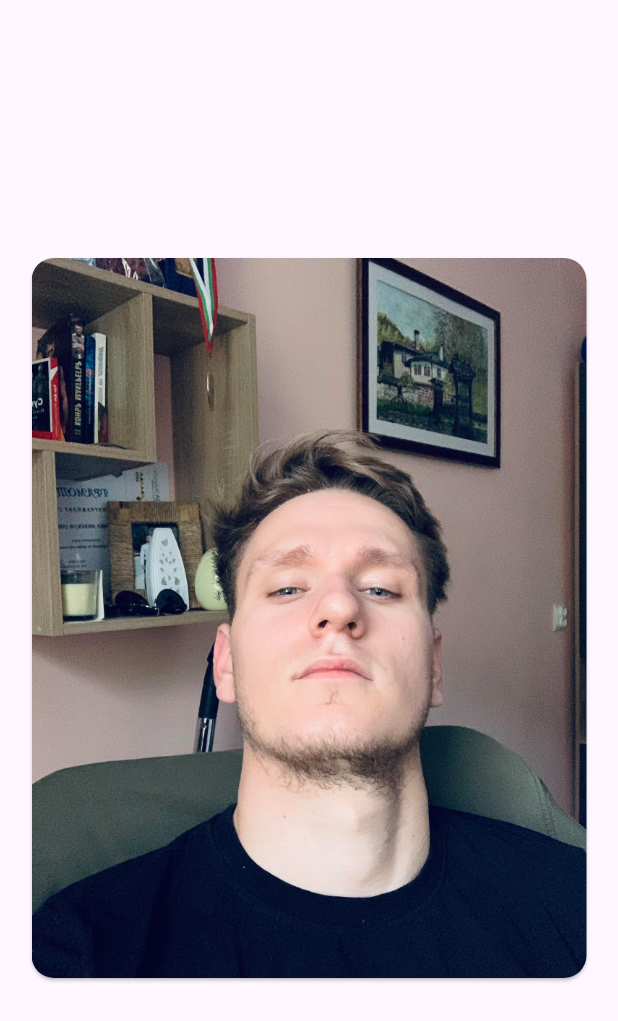
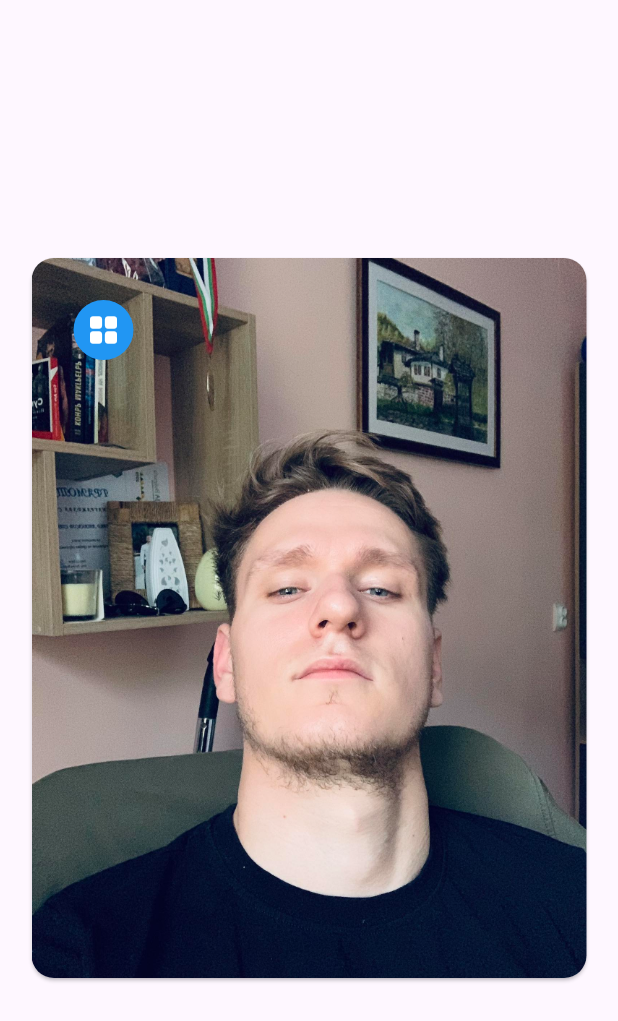
Before and after one commit to zdravkostanin1/personal_website, a Flutter app: the screen it shows after launch, on a phone screen of 412 x 824 dp. Shown: the top 1021 px of the screen. Run offline on Flutter 3.47's test engine with Material 3 defaults, Android fonts, the phone set to English and light mode, and no system bars; our stand-ins replace google_fonts.

Commit message:
UI and alignment changes made to the card view.

```diff
--- a/lib/main.dart
+++ b/lib/main.dart
@@ -1,6 +1,6 @@
 import 'package:flutter/material.dart';
 import 'package:personal_website/src/app.dart';
-import 'package:personal_website/src/pages/view/projects_page.dart';
+import 'package:personal_website/src/pages/projects_page/view/projects_page.dart';
 
 void main() {
   runApp(
--- a/lib/src/app.dart
+++ b/lib/src/app.dart
@@ -1,6 +1,5 @@
 import 'package:flutter/material.dart';
 import 'package:google_fonts/google_fonts.dart';
-import 'package:personal_website/src/pages/view/projects_page.dart';
 import 'package:url_launcher/url_launcher.dart';
 
 class CardView extends StatefulWidget {
@@ -15,7 +14,10 @@ class _CardViewState extends State<CardView> {
   Widget build(BuildContext context) {
     return Scaffold(
       body: Center(
-        child: Card(
+        child: Stack(
+          alignment: Alignment.center,
+          children: [
+            Card(
               shape: RoundedRectangleBorder(
                 borderRadius: BorderRadius.circular(15.0),
               ),
@@ -28,6 +30,32 @@ class _CardViewState extends State<CardView> {
                   fit: BoxFit.cover,
                 ),
               ),
+            ),
+            Positioned(
+              top: 16,
+              left: 16,
+              child: GestureDetector(
+                // TODO: Implement
+                onTap: () {},
+                child: Padding(
+                  padding: const EdgeInsets.all(16.0),
+                  child: Container(
+                    width: 40,
+                    height: 40,
+                    decoration: const BoxDecoration(
+                      color: Colors.blue,
+                      shape: BoxShape.circle,
+                    ),
+                    child: const Icon(
+                      Icons.grid_view_rounded,
+                      color: Colors.white,
+                      size: 24,
+                    ),
+                  ),
+                ),
+              ),
+            ),
+          ],
         ),
       ),
     );
```
Also changed, not shown: lib/src/pages/projects_page/view/projects_page.dart (renamed from lib/src/pages/view/projects_page.dart). Lines whose indentation alone changed are shown as unchanged.
